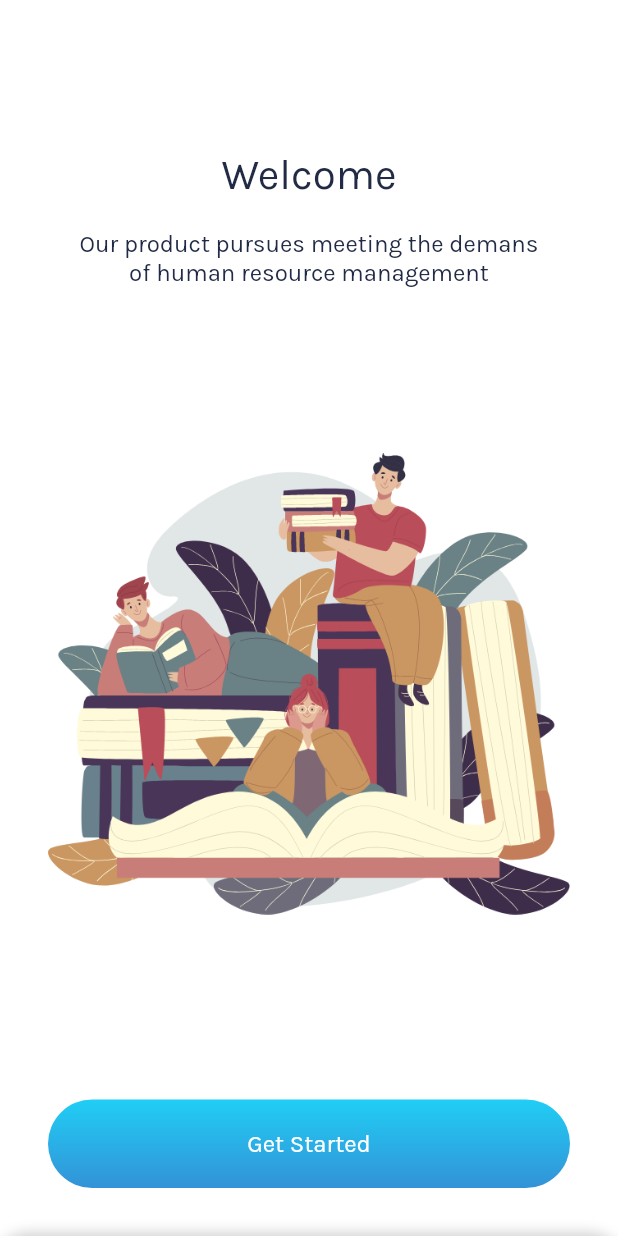
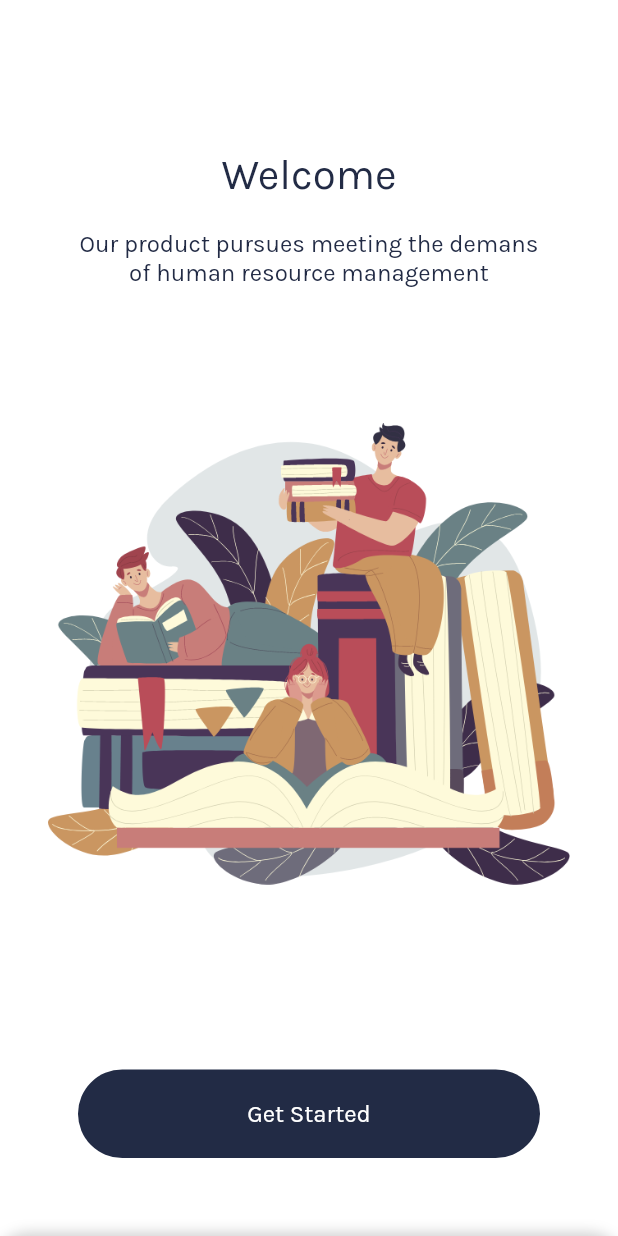
Before and after one commit to nguyendacthienngan/RecruitmentManagementApp, a Flutter app: the screen it shows after launch, on a phone screen of 412 x 824 dp. Run offline on Flutter 3.47's test engine with Material 2 defaults, Android fonts, the phone set to English and light mode, and no system bars; missing offline and left inert: keyboard_visibility.

Commit message:
Change width button depends on width variables

```diff
--- a/recruitment_management_app/lib/components/input_with_icon_component.dart
+++ b/recruitment_management_app/lib/components/button/input_with_icon_component.dart
@@ -1,5 +1,5 @@
 import 'package:flutter/material.dart';
-import '../constants.dart';
+import '../../constants.dart';
 class InputWithIcon extends StatefulWidget {
 
   final IconData icon;
--- a/recruitment_management_app/lib/components/primary_button_component.dart
+++ b/recruitment_management_app/lib/components/button/primary_button_component.dart
@@ -1,9 +1,10 @@
 
 import 'package:flutter/material.dart';
-import '../constants.dart';
+import '../../constants.dart';
 class PrimaryButton extends StatefulWidget {
   final String btnText;
-  PrimaryButton({this.btnText});
+  final double width;
+  PrimaryButton({this.btnText, this.width});
   @override
   _PrimaryButtonState createState() => _PrimaryButtonState();
 }
@@ -12,7 +13,7 @@ class _PrimaryButtonState extends State<PrimaryButton> {
   @override
   Widget build(BuildContext context) {
     return Container(
-      width: 200,
+      width: widget.width,
       decoration: BoxDecoration(
         color: kPrimaryColor,
         borderRadius: BorderRadius.circular(50),
--- a/recruitment_management_app/lib/pages/login/view/login_view.dart
+++ b/recruitment_management_app/lib/pages/login/view/login_view.dart
@@ -6,8 +6,8 @@ import 'package:keyboard_visibility/keyboard_visibility.dart';
 
 import '../../../constants.dart';
 import '../../../main.dart';
-import '../../../components/input_with_icon_component.dart';
-import '../../../components/primary_button_component.dart';
+import '../../../components/button/input_with_icon_component.dart';
+import '../../../components/button/primary_button_component.dart';
 
 class LoginPage extends StatefulWidget {
   @override
@@ -169,7 +169,6 @@ class _LoginPageState extends State<LoginPage> {
                               }
                               else {
                                 _pageState = 1;
-
                               }
                             });
                           },
@@ -177,18 +176,9 @@ class _LoginPageState extends State<LoginPage> {
                             margin: EdgeInsets.all(32),
                             padding: EdgeInsets.all(20),
                             width: double.infinity,
-                            decoration: BoxDecoration(
-                                gradient: kPrimaryGradientColor,
-                                borderRadius: BorderRadius.circular(50)
-                            ),
-                            child: Center(
-                              child: Text(
-                                  "Get Started",
-                                  style: TextStyle(
-                                    color: Colors.white,
-                                    fontSize: 16,
-                                  )
-                              ),
+                            child: PrimaryButton(
+                              width: 200,
+                              btnText: "Get Started",
                             ),
                           ),
                         ),
@@ -197,7 +187,6 @@ class _LoginPageState extends State<LoginPage> {
                   )
               ),
               AnimatedContainer(
-
                 padding: EdgeInsets.fromLTRB(32, 0, 32, 32),
                 width: _loginWidth,
                 height: _loginHeight,
@@ -272,6 +261,7 @@ class _LoginPageState extends State<LoginPage> {
                           },
                           child: PrimaryButton(
                             btnText: "Login",
+                            width: 200,
                           ),
                         ),
                         SizedBox(
```
